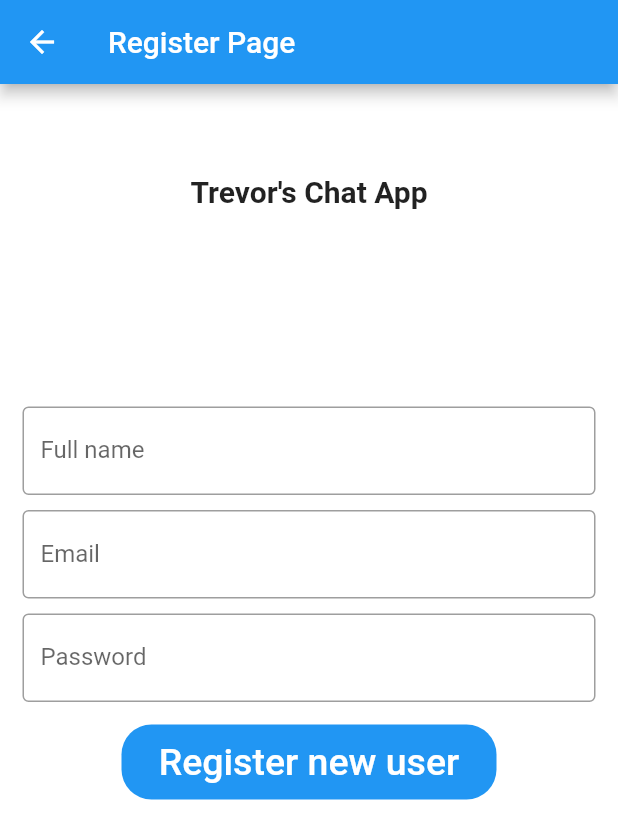
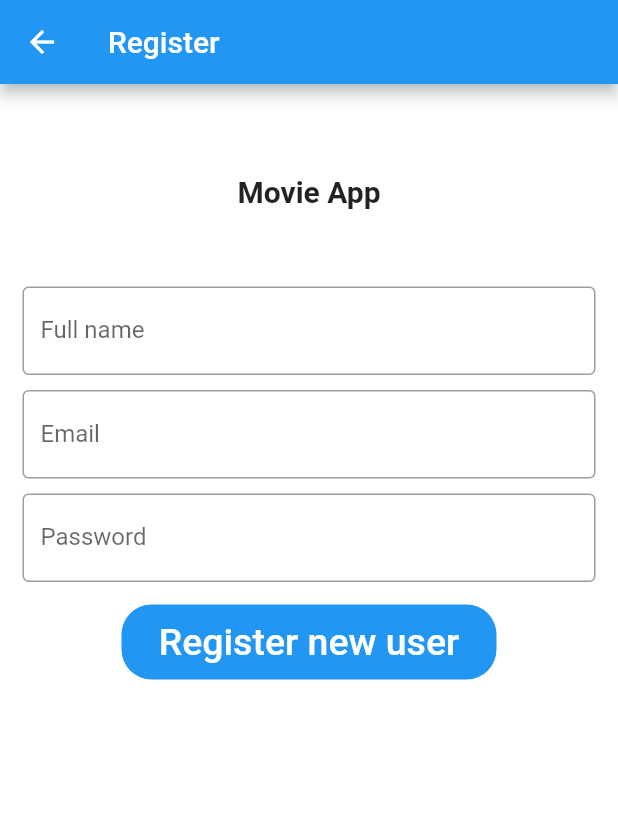
Before and after one commit to ttoth1/movie-recommendation-app, a Flutter app: the screen it shows after launch, after a tap on "Register", on a phone screen of 412 x 824 dp. Shown: the top 839 px of the screen. Run offline on Flutter 3.47's test engine with Material 2 defaults, Android fonts, the phone set to English and light mode, and no system bars; our stand-ins replace cloud_firestore, firebase_auth, firebase_core; accounts and stored records are empty; network calls fail.

Commit message:
login and register cleanups

```diff
--- a/lib/screens/login_page.dart
+++ b/lib/screens/login_page.dart
@@ -19,51 +19,48 @@ class _LoginPageState extends State<LoginPage> {
     return Scaffold(
       backgroundColor: Colors.white,
       appBar: AppBar(
-        title: Text("Login Page"),
+        title: const Text("Login"),
       ),
       body: SingleChildScrollView(
         child: Column(
           children: <Widget>[
-            Padding(
-              padding: const EdgeInsets.only(top: 60.0),
+            const Padding(
+              padding: EdgeInsets.only(top: 60.0),
               child: Center(
-                child: Container(
+                child: SizedBox(
                   width: 200,
-                    height: 150,
-                    /*decoration: BoxDecoration(
-                        color: Colors.red,
-                        borderRadius: BorderRadius.circular(50.0)),*/
+                  height: 70,
                   child: Text(
-                      'Trevor\'s Chat App',
+                    'Movie App',
                     textAlign: TextAlign.center,
                     overflow: TextOverflow.ellipsis,
-                      style: const TextStyle(
-                          fontWeight: FontWeight.bold, fontSize: 20),
-                    )),
+                    style: TextStyle(fontWeight: FontWeight.bold, fontSize: 20),
+                  ),
+                ),
               ),
             ),
             Padding(
-              //padding: const EdgeInsets.only(left:15.0,right: 15.0,top:0,bottom: 0),
-              padding: EdgeInsets.symmetric(horizontal: 15),
+              padding: const EdgeInsets.symmetric(horizontal: 15),
               child: TextField(
                 controller: emailController,
-                decoration: InputDecoration(
+                decoration: const InputDecoration(
                   border: OutlineInputBorder(),
                   labelText: 'Email',
-                    hintText: 'Enter valid email id as abc@gmail.com'),
+                  hintText: 'Enter valid email id as abc@gmail.com',
+                ),
               ),
             ),
             Padding(
               padding: const EdgeInsets.only(
                   left: 15.0, right: 15.0, top: 15, bottom: 15),
-              //padding: EdgeInsets.symmetric(horizontal: 15),
               child: TextField(
                 obscureText: true,
                 controller: passwordController,
-                decoration: InputDecoration(
+                decoration: const InputDecoration(
                   border: OutlineInputBorder(),
                   labelText: 'Password',
-                    hintText: 'Enter secure password'),
+                  hintText: 'Enter secure password',
+                ),
               ),
             ),
             Container(
@@ -71,35 +68,31 @@ class _LoginPageState extends State<LoginPage> {
               width: 250,
               decoration: BoxDecoration(
                   color: Colors.blue, borderRadius: BorderRadius.circular(20)),
-              child: FlatButton(
+              child: TextButton(
                 onPressed: () {
-                  //TODO check authentication here before user login
                   authService.signInWithEmailAndPassword(
                       emailController.text, passwordController.text);
-                  // Navigator.push(
-                  //     context, MaterialPageRoute(builder: (_) => HomePage()));
                 },
-                child: Text(
+                child: const Text(
                   'Login',
                   style: TextStyle(color: Colors.white, fontSize: 25),
                 ),
               ),
             ),
-            Padding(
-                padding: const EdgeInsets.only(
+            const Padding(
+                padding: EdgeInsets.only(
                     left: 15.0, right: 15.0, top: 15, bottom: 0)),
             Container(
               height: 50,
               width: 250,
               decoration: BoxDecoration(
                   color: Colors.blue, borderRadius: BorderRadius.circular(20)),
-              child: FlatButton(
+              child: TextButton(
                 onPressed: () {
-                  //TODO check authentication here before user login
                   Navigator.push(context,
                       MaterialPageRoute(builder: (_) => RegisterPage()));
                 },
-                child: Text(
+                child: const Text(
                   'Register',
                   style: TextStyle(color: Colors.white, fontSize: 25),
                 ),
--- a/lib/screens/register_page.dart
+++ b/lib/screens/register_page.dart
@@ -1,8 +1,7 @@
 import 'package:flutter/material.dart';
+import 'package:movie_recommendation_app/services/auth_service.dart';
 import 'package:movie_recommendation_app/services/database.dart';
 import 'package:provider/provider.dart';
-
-import '../services/auth_service.dart';
 
 class RegisterPage extends StatefulWidget {
   @override
@@ -24,26 +23,23 @@ class _RegisterPageState extends State<RegisterPage> {
     return Scaffold(
       backgroundColor: Colors.white,
       appBar: AppBar(
-        title: Text("Register Page"),
+        title: const Text("Register"),
       ),
       body: SingleChildScrollView(
         child: Column(
           children: <Widget>[
-            Padding(
-              padding: const EdgeInsets.only(top: 60.0),
+            const Padding(
+              padding: EdgeInsets.only(top: 60.0),
               child: Center(
-                child: Container(
+                child: SizedBox(
                     width: 200,
-                    height: 150,
-                    /*decoration: BoxDecoration(
-                        color: Colors.red,
-                        borderRadius: BorderRadius.circular(50.0)),*/
+                    height: 70,
                     child: Text(
-                      'Trevor\'s Chat App',
+                      'Movie App',
                       textAlign: TextAlign.center,
                       overflow: TextOverflow.ellipsis,
-                      style: const TextStyle(
-                          fontWeight: FontWeight.bold, fontSize: 20),
+                      style:
+                          TextStyle(fontWeight: FontWeight.bold, fontSize: 20),
                     )),
               ),
             ),
@@ -52,7 +48,7 @@ class _RegisterPageState extends State<RegisterPage> {
                   left: 15.0, right: 15.0, top: 5, bottom: 5),
               child: TextField(
                 controller: nameController,
-                decoration: InputDecoration(
+                decoration: const InputDecoration(
                     border: OutlineInputBorder(),
                     labelText: 'Full name',
                     hintText: 'Enter first and last name'),
@@ -63,7 +59,7 @@ class _RegisterPageState extends State<RegisterPage> {
                   left: 15.0, right: 15.0, top: 5, bottom: 5),
               child: TextField(
                 controller: emailController,
-                decoration: InputDecoration(
+                decoration: const InputDecoration(
                     border: OutlineInputBorder(),
                     labelText: 'Email',
                     hintText: 'Enter valid email id as abc@gmail.com'),
@@ -72,11 +68,10 @@ class _RegisterPageState extends State<RegisterPage> {
             Padding(
               padding: const EdgeInsets.only(
                   left: 15.0, right: 15.0, top: 5, bottom: 15),
-              //padding: EdgeInsets.symmetric(horizontal: 15),
               child: TextField(
                 obscureText: true,
                 controller: passwordController,
-                decoration: InputDecoration(
+                decoration: const InputDecoration(
                     border: OutlineInputBorder(),
                     labelText: 'Password',
                     hintText: 'Enter secure password'),
@@ -87,22 +82,18 @@ class _RegisterPageState extends State<RegisterPage> {
               width: 250,
               decoration: BoxDecoration(
                   color: Colors.blue, borderRadius: BorderRadius.circular(20)),
-              child: FlatButton(
+              child: TextButton(
                 onPressed: () async {
-                  //TODO check authentication here before user
                   await authService.createUserWithEmailAndPassword(
                       emailController.text, passwordController.text);
-
                   Map<String, String> userInfoMap = {
                     "name": nameController.text,
                     "email": emailController.text
                   };
                   databaseMethods.uploadUserInfo(userInfoMap);
                   Navigator.pop(context);
-                  // Navigator.push(
-                  //     context, MaterialPageRoute(builder: (_) => HomePage()));
                 },
-                child: Text(
+                child: const Text(
                   'Register new user',
                   style: TextStyle(color: Colors.white, fontSize: 25),
                 ),
```
Lines whose indentation alone changed are shown as unchanged.
